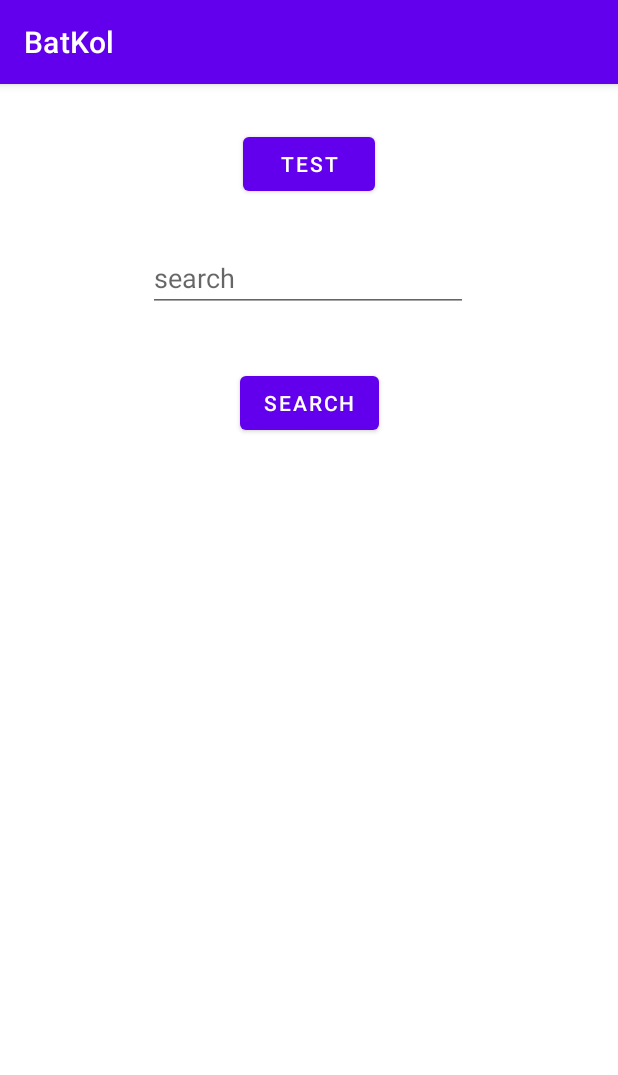
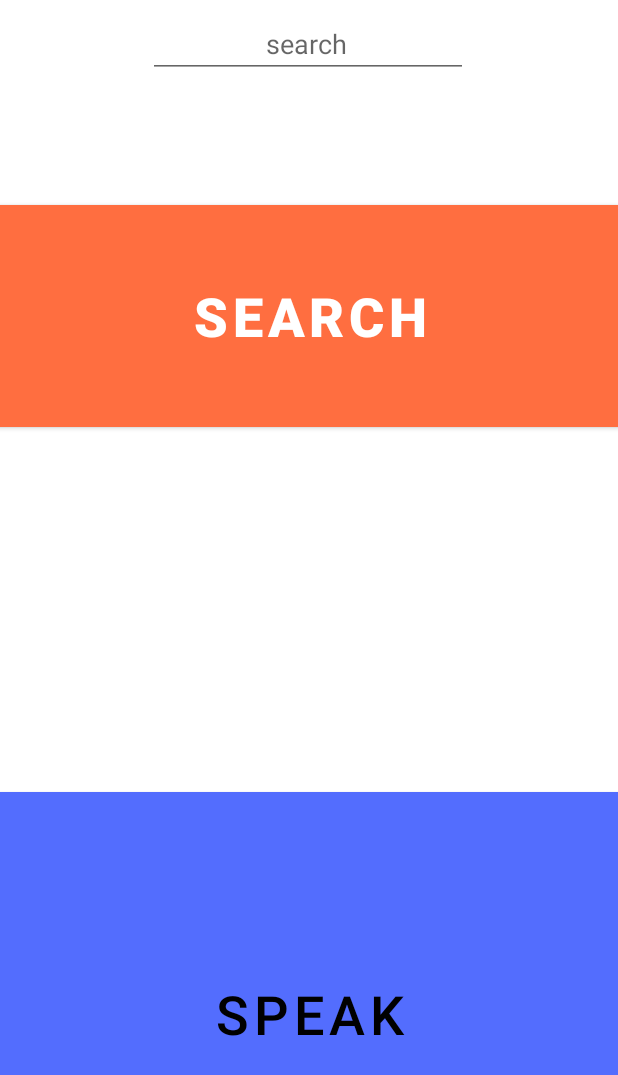
Before and after one commit to BatKol/BatKol, an Android app: the SearchPosts screen opened directly, with no data from a screen before it, on a phone screen of 412 x 824 dp. Shown: the top 1075 px of the screen. Run offline under Robolectric (Android 15) with nearby library versions, the phone set to English and light mode, and no system bars; our stand-ins replace Firebase (no records; nobody signed in at launch, a user with empty details on screens opened directly); libraries missing offline, so code that uses them is left out: com.loopj.android, cz.msebera.android.

Commit message:
Add pretty and Add voice speak and make it one button

```diff
--- a/app/src/main/java/com/example/batkol/SearchPosts.java
+++ b/app/src/main/java/com/example/batkol/SearchPosts.java
@@ -14,6 +14,7 @@ import android.os.Build;
 import android.os.Bundle;
 import android.speech.RecognizerIntent;
 import android.speech.SpeechRecognizer;
+import android.speech.tts.TextToSpeech;
 import android.util.Log;
 import android.view.MotionEvent;
 import android.view.View;
@@ -57,6 +58,7 @@ public class SearchPosts extends AppCompatActivity {
     FirebaseAuth mAuth;
     Button search,TestButton;
     EditText searchTags;
+    TextToSpeech textToSpeech;
     private RecyclerView recyclerView;
     private ArrayList<RecordCard> cards;
     private ArrayList<RecordCard> cards_visible;
@@ -72,6 +74,7 @@ public class SearchPosts extends AppCompatActivity {
         {
             checkPermission();
         }
+        getSupportActionBar().hide();
         speechRecognizer = SpeechRecognizer.createSpeechRecognizer(this);
         final Intent speechRecognizerIntent = new Intent(RecognizerIntent.ACTION_RECOGNIZE_SPEECH);
         speechRecognizerIntent.putExtra(RecognizerIntent.EXTRA_LANGUAGE_MODEL, RecognizerIntent.LANGUAGE_MODEL_FREE_FORM);
@@ -87,6 +90,29 @@ public class SearchPosts extends AppCompatActivity {
         TestButton = findViewById(R.id.test);
         searchTags = findViewById(R.id.editTextsearch);
         recyclerView = findViewById(R.id.recyclerView2);
+
+        // speak to the user that is on search activity
+        textToSpeech = new TextToSpeech(getApplicationContext(), new TextToSpeech.OnInitListener() {
+
+            // THIS RUNS THIRD!
+            @Override
+            public void onInit(int i) {
+                if (i == TextToSpeech.SUCCESS) {
+
+                    textToSpeech.setLanguage(Locale.ENGLISH);
+
+                    // NEW LOCATION
+                    textToSpeech.speak("You are on Search.", TextToSpeech.QUEUE_FLUSH, null, null);
+
+
+                }
+
+            }
+        });
+
+
+
+
         TestButton.setOnTouchListener(new View.OnTouchListener() {
             @Override
             public boolean onTouch(View view, MotionEvent motionEvent) {
--- a/app/src/main/res/layout/activity_profile.xml
+++ b/app/src/main/res/layout/activity_profile.xml
@@ -13,7 +13,8 @@
         android:layout_width="match_parent"
         android:layout_height="@dimen/app_bar_height"
         android:fitsSystemWindows="true"
-        android:theme="@style/Theme.BatKol.AppBarOverlay">
+        android:theme="@style/Theme.BatKol.AppBarOverlay"
+        >
 
         <TextView
             android:id="@+id/profile_name"
--- a/app/src/main/res/layout/activity_search_posts.xml
+++ b/app/src/main/res/layout/activity_search_posts.xml
@@ -8,47 +8,63 @@
 
     <androidx.recyclerview.widget.RecyclerView
         android:id="@+id/recyclerView2"
-        android:layout_width="410dp"
-        android:layout_height="490dp"
-        app:layout_constraintBottom_toBottomOf="parent"
+        android:layout_width="448dp"
+        android:layout_height="243dp"
+        app:layout_constraintBottom_toTopOf="@+id/test"
         app:layout_constraintEnd_toEndOf="parent"
-        app:layout_constraintHorizontal_bias="0.461"
+        app:layout_constraintHorizontal_bias="0.444"
         app:layout_constraintStart_toStartOf="parent"
         app:layout_constraintTop_toTopOf="parent"
-        app:layout_constraintVertical_bias="0.983" />
+        app:layout_constraintVertical_bias="1.0" />
 
     <EditText
         android:id="@+id/editTextsearch"
         android:layout_width="wrap_content"
         android:layout_height="wrap_content"
         android:ems="10"
-        android:hint="@string/search"
+        android:hint="                search"
         android:inputType="textPersonName"
         android:text=""
+        android:textColor="@color/black"
         app:layout_constraintBottom_toTopOf="@+id/recyclerView2"
         app:layout_constraintEnd_toEndOf="parent"
         app:layout_constraintHorizontal_bias="0.497"
         app:layout_constraintStart_toStartOf="parent"
         app:layout_constraintTop_toTopOf="parent"
-        app:layout_constraintVertical_bias="0.468" />
+        app:layout_constraintVertical_bias="0.027" />
 
     <Button
         android:id="@+id/buttonsearch"
-        android:layout_width="wrap_content"
-        android:layout_height="wrap_content"
-        android:text="@string/search"
+        android:layout_width="437dp"
+        android:layout_height="148dp"
+        android:background="#FF6E40"
+        android:text="SEARCH"
+        android:textColor="@color/white"
+        android:textSize="36sp"
+        android:textStyle="bold"
+        app:backgroundTint="@null"
         app:layout_constraintBottom_toTopOf="@+id/recyclerView2"
         app:layout_constraintEnd_toEndOf="parent"
         app:layout_constraintStart_toStartOf="parent"
-        app:layout_constraintTop_toBottomOf="@+id/editTextsearch" />
+        app:layout_constraintTop_toTopOf="parent"
+        app:layout_constraintVertical_bias="1.0" />
 
     <Button
         android:id="@+id/test"
-        android:layout_width="wrap_content"
-        android:layout_height="wrap_content"
-        android:text="test"
-        app:layout_constraintBottom_toTopOf="@+id/editTextsearch"
+        android:layout_width="445dp"
+        android:layout_height="296dp"
+        android:background="#536DFE"
+        android:bottomLeftRadius="20dp"
+        android:bottomRightRadius="20dp"
+        android:text="Speak"
+        android:textColor="@android:color/black"
+        android:textSize="36sp"
+        android:topLeftRadius="20dp"
+        android:topRightRadius="20dp"
+        app:backgroundTint="@null"
+        app:layout_constraintBottom_toBottomOf="parent"
         app:layout_constraintEnd_toEndOf="parent"
         app:layout_constraintStart_toStartOf="parent"
-        app:layout_constraintTop_toTopOf="parent" />
+        app:layout_constraintTop_toTopOf="parent"
+        app:layout_constraintVertical_bias="1.0" />
 </androidx.constraintlayout.widget.ConstraintLayout>
```
Also changed, not shown: app/src/main/AndroidManifest.xml (+8 -2 lines), app/src/main/java/com/example/batkol/Main_flow.java (+39 -13 lines), app/src/main/java/com/example/batkol/ProfileActivity.java (+77 -2 lines), app/src/main/res/layout/activity_main_flow.xml (+30 -61 lines).
